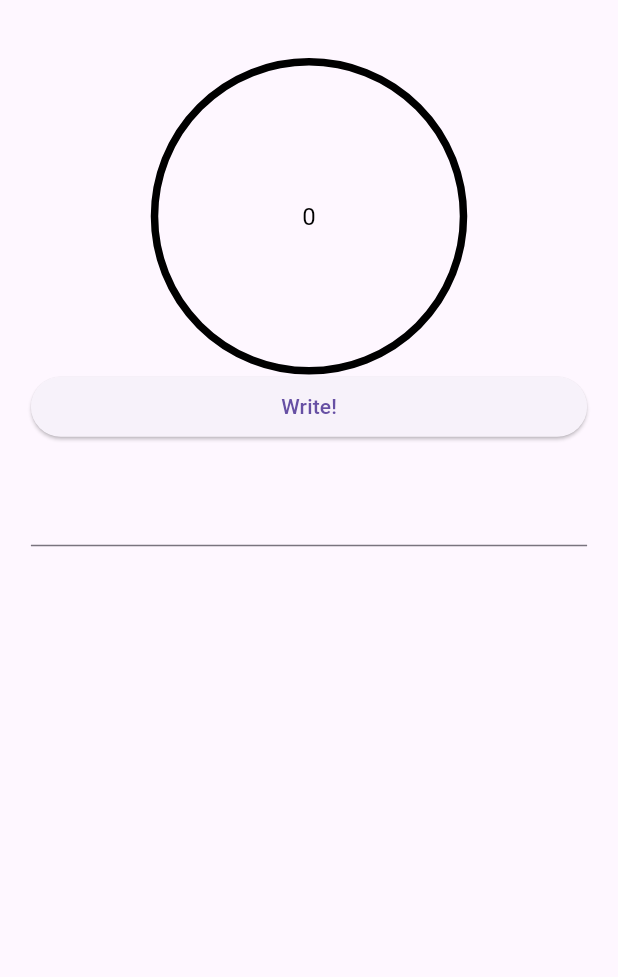
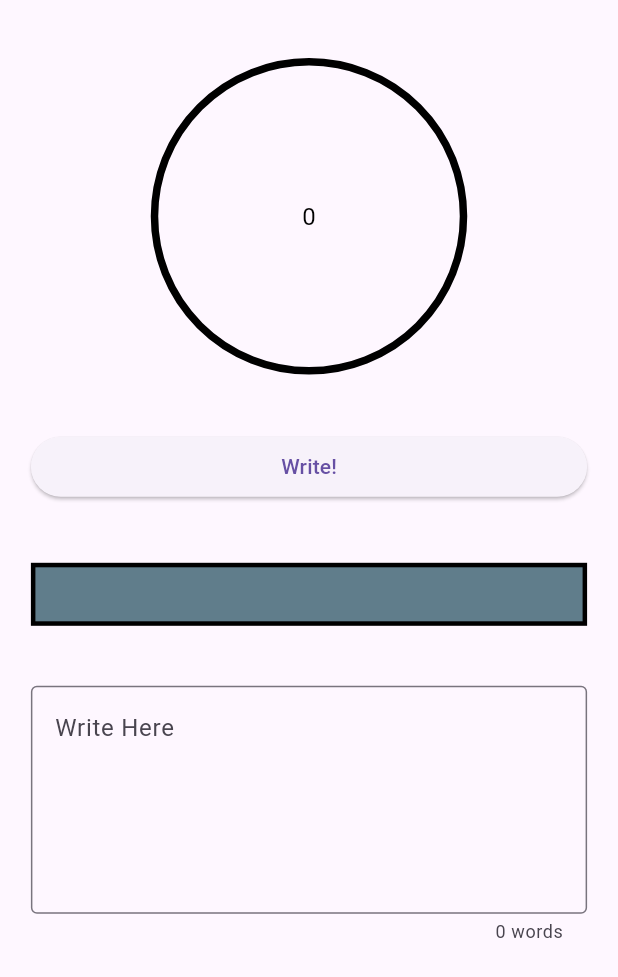
Before and after one commit to kkhhaaooss/writing_app, a Flutter app: the screen it shows after launch, on a phone screen of 412 x 824 dp. Shown: the top 977 px of the screen. Run offline on Flutter 3.47's test engine with Material 3 defaults, Android fonts, the phone set to English and light mode, and no system bars; drawn by our look-alikes of circular_countdown_timer; our stand-ins replace google_fonts.

Commit message:
Corrects TextInput updating LastParagraph widget

```diff
--- a/lib/views/components/last_paragraph.dart
+++ b/lib/views/components/last_paragraph.dart
@@ -1,4 +1,5 @@
 import 'package:flutter/material.dart';
+import 'package:google_fonts/google_fonts.dart';
 import 'package:provider/provider.dart';
 import 'package:writing_app/providers/text_provider.dart';
 
@@ -9,7 +10,22 @@ class LastParagraph extends StatelessWidget {
   Widget build(BuildContext context) {
     return Consumer<TextProvider>(
       builder: (context, textProvider, child) {
-        return Text(textProvider.text);
+        return Container(
+          padding: const EdgeInsets.all(8.0),
+          decoration: BoxDecoration(
+              color: Colors.blueGrey,
+              border: Border.all(
+                  width: 3, color: Colors.black, style: BorderStyle.solid)),
+          child: Text(
+            textProvider.text,
+            style: TextStyle(
+              fontFamily: GoogleFonts.merriweather().fontFamily,
+              color: Colors.white,
+            ),
+            maxLines: 5,
+            overflow: TextOverflow.ellipsis,
+          ),
+        );
       },
     );
   }
--- a/lib/views/components/text_input.dart
+++ b/lib/views/components/text_input.dart
@@ -1,4 +1,5 @@
 import 'package:flutter/material.dart';
+import 'package:google_fonts/google_fonts.dart';
 
 import 'package:provider/provider.dart';
 import 'package:writing_app/providers/text_provider.dart';
@@ -28,17 +29,36 @@ class _TextInputState extends State<TextInput> {
     }
   }
 
+  int _countWords({required String text}) {
+    final trimmedText = text.trim();
+    if (trimmedText.isEmpty) {
+      return 0;
+    } else {
+      return trimmedText.split(RegExp("\\s+")).length;
+    }
+  }
+
   @override
   Widget build(BuildContext context) {
-    return Consumer2<TextProvider, TimerProvider>(
-      builder: (context, textProvider, timerProvider, child) {
+    return Consumer<TextProvider>(
+      builder: (context, textProvider, child) {
         return TextField(
           focusNode: focusNode,
+          canRequestFocus: true,
+          maxLines: 5,
+          minLines: 5,
+          onTap: () => focusNode.requestFocus(),
           controller: _textController,
-          onChanged: (newText) {
-            _updateDisplay(newText);
-            // timerProvider.togglePause();
-          },
+          onChanged: (text) => _updateDisplay(text),
+          // onSubmitted: (text) => _updateDisplay(text),
+          style: GoogleFonts.merriweather(),
+          decoration: InputDecoration(
+            counterText: '${_countWords(text: _textController.text)} words',
+            labelText: 'Write Here',
+            alignLabelWithHint: true,
+            hintText: 'Write something...',
+            border: const OutlineInputBorder(),
+          ),
         );
       },
     );
--- a/lib/views/interface.dart
+++ b/lib/views/interface.dart
@@ -38,8 +38,11 @@ class Interface extends StatelessWidget {
                     height: screenHeight * 0.25,
                     width: screenWidth * 0.25,
                   ),
+                  const SizedBox(height: 40),
                   const PauseButton(),
+                  const SizedBox(height: 40),
                   const LastParagraph(),
+                  const SizedBox(height: 40),
                   const TextInput(),
                 ],
               ),
--- a/pubspec.yaml
+++ b/pubspec.yaml
@@ -10,6 +10,7 @@ dependencies:
   circular_countdown_timer: ^0.2.4
   flutter:
     sdk: flutter
+  google_fonts: ^6.2.1
   provider: ^6.1.2
 
 dev_dependencies:
```
Also changed, not shown: pubspec.lock, 1 other file.
